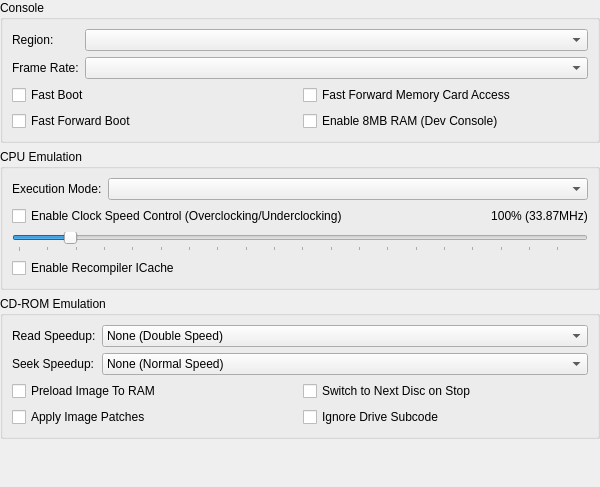
Qt form src/duckstation-qt/consolesettingswidget.ui (stenzek/duckstation) before a commit.
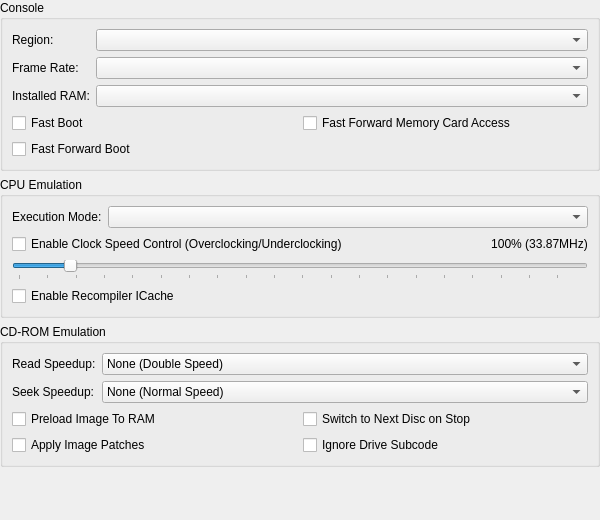
The same form after that commit.

```diff
--- a/src/duckstation-qt/consolesettingswidget.ui
+++ b/src/duckstation-qt/consolesettingswidget.ui
@@ -7,7 +7,7 @@
     <x>0</x>
     <y>0</y>
     <width>600</width>
-    <height>487</height>
+    <height>520</height>
    </rect>
   </property>
   <layout class="QVBoxLayout" name="verticalLayout">
@@ -49,7 +49,17 @@
       <item row="1" column="1">
        <widget class="QComboBox" name="forceVideoTiming"/>
       </item>
-      <item row="2" column="0" colspan="2">
+      <item row="2" column="0">
+       <widget class="QLabel" name="ramSizeLabel">
+        <property name="text">
+         <string>Installed RAM:</string>
+        </property>
+       </widget>
+      </item>
+      <item row="2" column="1">
+       <widget class="QComboBox" name="ramSize"/>
+      </item>
+      <item row="3" column="0" colspan="2">
        <layout class="QGridLayout" name="gridLayout_2">
         <item row="0" column="0">
          <widget class="QCheckBox" name="fastBoot">
@@ -72,13 +82,6 @@
           </property>
          </widget>
         </item>
-        <item row="1" column="1">
-         <widget class="QCheckBox" name="enable8MBRAM">
-          <property name="text">
-           <string>Enable 8MB RAM (Dev Console)</string>
-          </property>
-         </widget>
-        </item>
        </layout>
       </item>
      </layout>
```
